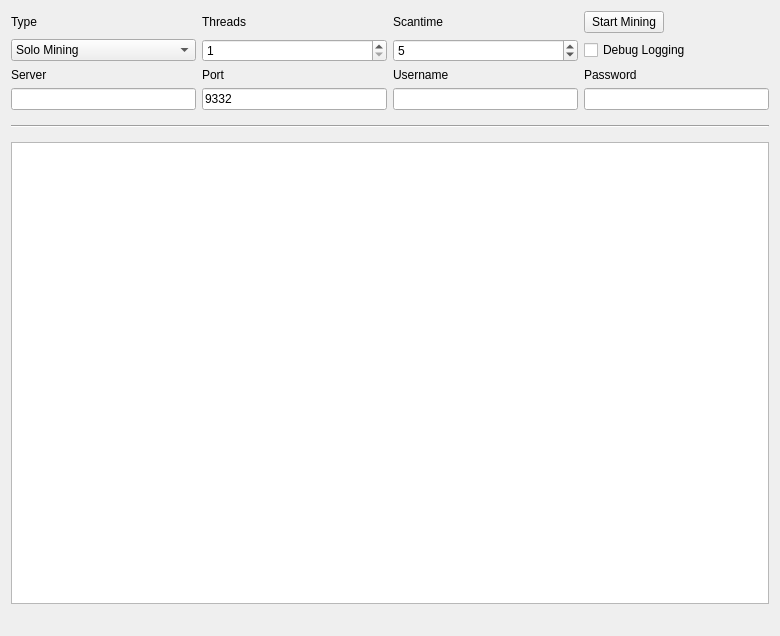
corryl/ItalyCoin, file src/qt/forms/miningpage.ui: the form before one commit.
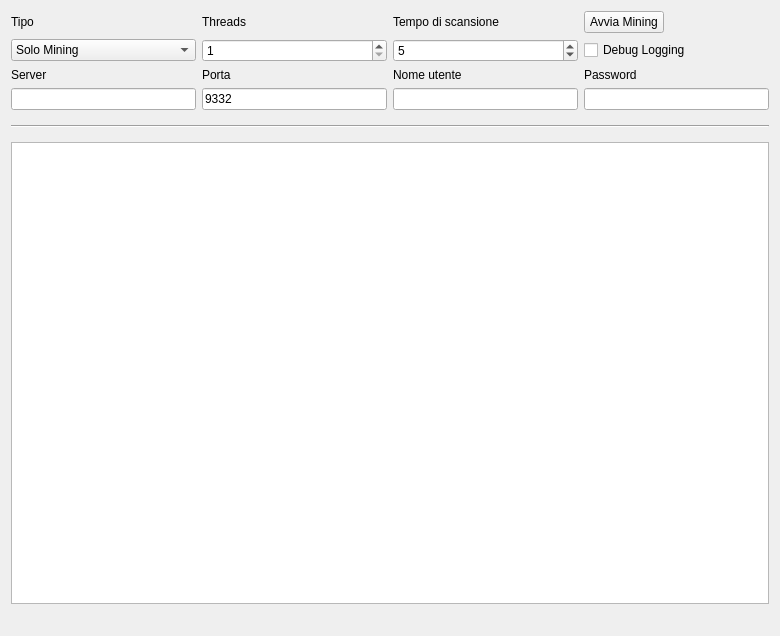
The form after the commit.

Commit message: Completata traduzione della GUI

The edit to the form file:
```diff
--- a/src/qt/forms/miningpage.ui
+++ b/src/qt/forms/miningpage.ui
@@ -30,7 +30,7 @@
       <bool>true</bool>
      </property>
      <property name="text">
-      <string>Username</string>
+      <string>Nome utente</string>
      </property>
     </widget>
    </item>
@@ -70,7 +70,7 @@
       <bool>true</bool>
      </property>
      <property name="text">
-      <string>Port</string>
+      <string>Porta</string>
      </property>
     </widget>
    </item>
@@ -83,7 +83,7 @@
       </sizepolicy>
      </property>
      <property name="text">
-      <string>Start Mining</string>
+      <string>Avvia Mining</string>
      </property>
     </widget>
    </item>
@@ -148,7 +148,7 @@
       <enum>Qt::LeftToRight</enum>
      </property>
      <property name="text">
-      <string>Scantime</string>
+      <string>Tempo di scansione</string>
      </property>
     </widget>
    </item>
@@ -172,7 +172,7 @@
    <item row="3" column="1">
     <widget class="QLabel" name="typeLabel">
      <property name="text">
-      <string>Type</string>
+      <string>Tipo</string>
      </property>
     </widget>
    </item>
```
The commit also changes 2 other files.
